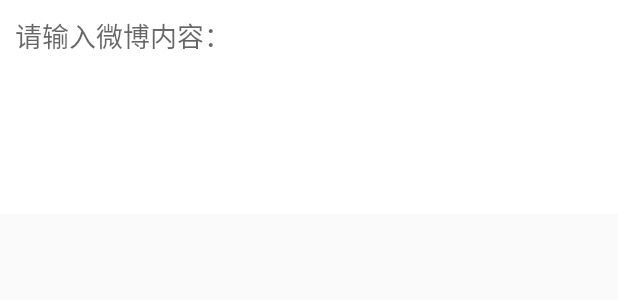
After one commit to Gaih/weiboDemo, an Android app: the layout dialog.xml on its own in the app's theme, with its tools: preview values and no code run, on a phone screen of 412 x 824 dp. The commit adds this screen. Shown: the top 300 px of the screen. Run offline under Robolectric (Android 15) with nearby library versions, the phone set to English and light mode, and no system bars.

```diff
--- a/app/build.gradle
+++ b/app/build.gradle
@@ -29,4 +29,6 @@ dependencies {
     compile 'com.android.support:design:25.1.0'
     testCompile 'junit:junit:4.12'
     compile 'com.google.code.gson:gson:2.8.0'
+    compile 'com.squareup.okhttp3:okhttp:3.6.0'
+
 }
--- a/app/src/main/java/com/liuhuan/demo/RefreshFootAdapter.java
+++ b/app/src/main/java/com/liuhuan/demo/RefreshFootAdapter.java
@@ -104,7 +104,7 @@ public class RefreshFootAdapter extends RecyclerView.Adapter<RecyclerView.ViewHo
     }
     @Override
     public int getItemCount() {
-        return mData.size()+1;
+        return mData.size();
     }
     //自定义的ViewHolder，持有每个Item的的所有界面元素
     public static class ItemViewHolder extends RecyclerView.ViewHolder implements View.OnClickListener {
--- /dev/null
+++ b/app/src/main/res/layout/dialog.xml
@@ -0,0 +1,58 @@
+<?xml version="1.0" encoding="utf-8"?>
+<LinearLayout xmlns:android="http://schemas.android.com/apk/res/android"
+              android:layout_width="match_parent"
+              android:layout_height="wrap_content"
+              android:background="@android:color/white"
+              android:orientation="vertical" >
+
+    <EditText
+        android:paddingLeft="10dp"
+        android:paddingTop="10dp"
+        android:paddingRight="10dp"
+        android:hint="请输入微博内容："
+        android:gravity="top"
+        android:id="@+id/sendCon"
+        android:layout_gravity="center"
+        android:minLines="4"
+        android:background="@null"
+        android:layout_width="match_parent"
+        android:layout_height="wrap_content"/>
+    <!--<TextView-->
+        <!--android:id="@+id/title"-->
+        <!--android:layout_width="wrap_content"-->
+        <!--android:layout_height="wrap_content"-->
+        <!--android:layout_gravity="center"-->
+        <!--android:paddingTop="14dp"-->
+        <!--android:textColor="@android:color/holo_green_dark"-->
+        <!--android:textSize="18dp" />-->
+
+    <LinearLayout
+        android:layout_width="match_parent"
+        android:layout_height="wrap_content"
+        android:layout_marginBottom="14dp"
+        android:layout_marginLeft="20dp"
+        android:layout_marginRight="20dp"
+        android:layout_marginTop="5dp" >
+
+        <TextView
+            android:id="@+id/confirm"
+            android:layout_width="wrap_content"
+            android:layout_height="wrap_content"
+            android:layout_marginRight="10dp"
+            android:layout_weight="1"
+            android:gravity="center"
+            android:textColor="@android:color/black"
+            android:textSize="16dp" />
+
+        <TextView
+            android:id="@+id/cancel"
+            android:layout_width="wrap_content"
+            android:layout_height="wrap_content"
+            android:layout_marginLeft="10dp"
+            android:layout_weight="1"
+            android:gravity="center"
+            android:textColor="@android:color/black"
+            android:textSize="16dp" />
+    </LinearLayout>
+
+</LinearLayout>
--- a/app/src/main/res/values/styles.xml
+++ b/app/src/main/res/values/styles.xml
@@ -15,4 +15,5 @@
     <style name="AppTheme.AppBarOverlay" parent="ThemeOverlay.AppCompat.Dark.ActionBar"/>
     <style name="AppTheme.PopupOverlay" parent="ThemeOverlay.AppCompat.Light"/>
 
+
 </resources>
```
Also changed, not shown: app/src/main/AndroidManifest.xml (+12 -4 lines), app/src/main/java/com/liuhuan/demo/Login.java (added, +98 -0 lines), app/src/main/java/com/liuhuan/demo/MainActivity.java (+103 -9 lines), app/src/main/java/com/liuhuan/demo/MyRecycleViewAdapter.java (deleted, +0 -78 lines), app/src/main/java/com/liuhuan/demo/SendMess.java (added, +97 -0 lines), app/src/main/java/com/liuhuan/demo/demo.java (deleted, +0 -56 lines), app/src/main/java/com/liuhuan/demo/demo02.java (deleted, +0 -104 lines), app/src/main/res/layout/login.xml (added, +63 -0 lines).
